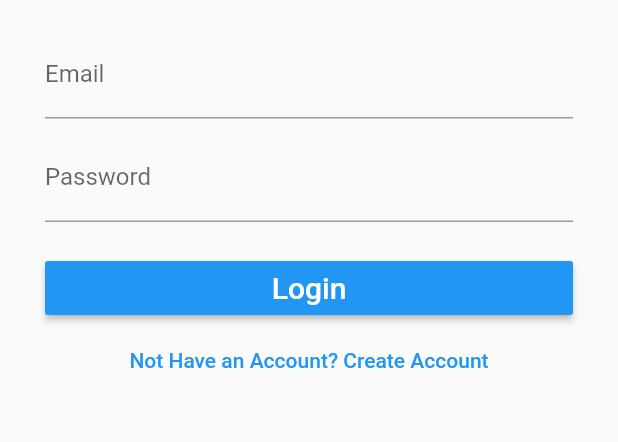
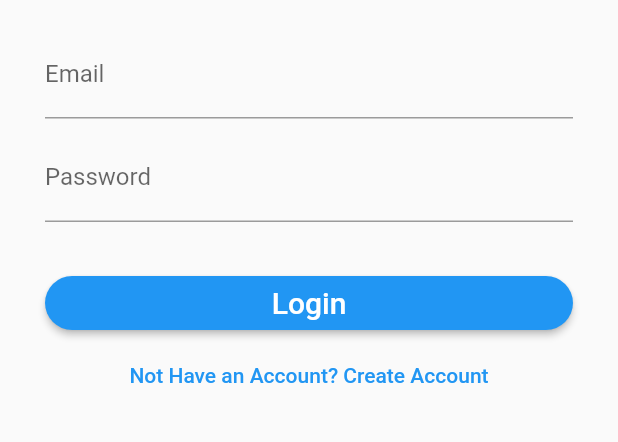
Before and after one commit to lahiruzone/blog-app, a Flutter app: the screen it shows after launch, on a phone screen of 412 x 824 dp, the part 300-742 px from its top. Run offline on Flutter 3.47's test engine with Material 2 defaults, Android fonts, the phone set to English and light mode, and no system bars; our stand-ins replace firebase_auth, firebase_database, firebase_storage, image_picker; accounts and stored records are empty.

Commit message:
register user

```diff
--- a/lib/login.dart
+++ b/lib/login.dart
@@ -2,15 +2,11 @@ import 'package:flutter/material.dart';
 import 'Authentication.dart';
 import 'ShowDailog.dart';
 
-class Login extends StatefulWidget{
-
+class Login extends StatefulWidget {
   final AuthenticationImplimentation auth;
   final VoidCallback onSignedIn;
 
-  Login({
-    this.auth,
-    this.onSignedIn, onSignedOut
-  });
+  Login({this.auth, this.onSignedIn, onSignedOut});
 
   @override
   State<StatefulWidget> createState() {
@@ -18,14 +14,9 @@ class Login extends StatefulWidget{
   }
 }
 
-enum FormType{
-  login,
-  register
-}
+enum FormType { login, register }
 
-class _LoginState extends State<Login>{
-
-
+class _LoginState extends State<Login> {
   ShowDailog dailogBox = new ShowDailog();
   final formKey = new GlobalKey<FormState>();
   FormType _formType = FormType.login;
@@ -33,47 +24,48 @@ class _LoginState extends State<Login>{
   String _password = "";
 
   //methords
-  bool validateSave(){
+  bool validateSave() {
     final form = formKey.currentState;
 
-    if(form.validate()){
+    if (form.validate()) {
       form.save();
       return true;
-    }else{
+    } else {
       return false;
     }
   }
 
-  void validateAndSubmit() async{
+  void validateAndSubmit() async {
+    if (validateSave()) {
       dailogBox.onLoading(context);
-    if(validateSave()){
-      try{
-        if(_formType == FormType.login){
+      try {
+        if (_formType == FormType.login) {
           String userId = await widget.auth.signIn(_email, _password);
-          print("Login UserID = "+ userId);
-        }else{
+          print("Login UserID = " + userId);
+        } else {
           String userId = await widget.auth.signUp(_email, _password);
-          dailogBox.information(context, "Hello", "Your Account has been created Successfully!");
-          print("Register UserID ="+ userId);
+          dailogBox.information(
+              context, "Hello", "Your Account has been created Successfully!");
+          print("Register UserID =" + userId);
         }
         Navigator.of(context).pop();
         widget.onSignedIn();
-      }catch(e){
+      } catch (e) {
         Navigator.of(context).pop();
         dailogBox.information(context, "Error", e.toString());
-        print("Error  "+e.toString());
+        print("Error  " + e.toString());
       }
     }
   }
 
-  void moveToRegister(){
+  void moveToRegister() {
     formKey.currentState.reset();
     setState(() {
       _formType = FormType.register;
     });
   }
 
-   void moveToLogin(){
+  void moveToLogin() {
     formKey.currentState.reset();
     setState(() {
       _formType = FormType.login;
@@ -101,72 +93,150 @@ class _LoginState extends State<Login>{
   }
 
   //
-  List<Widget> createInputs(){
+  List<Widget> createInputs() {
+    if (_formType == FormType.login) {
       return [
-      SizedBox(height: 10.0,),
+        SizedBox(
+          height: 10.0,
+        ),
         logo(),
-      SizedBox(height: 20.0,),
+        SizedBox(
+          height: 20.0,
+        ),
         new TextFormField(
           decoration: new InputDecoration(labelText: 'Email'),
-        validator: (value){
+          validator: (value) {
             return value.isEmpty ? 'Email is reauired.' : null;
           },
-        onSaved: (value){
+          onSaved: (value) {
             return _email = value;
           },
-      ),SizedBox(height: 10.0,),
+        ),
+        SizedBox(
+          height: 10.0,
+        ),
         new TextFormField(
           decoration: new InputDecoration(labelText: 'Password'),
           obscureText: true,
-         validator: (value){
+          validator: (value) {
             return value.isEmpty ? 'Password is reauired.' : null;
           },
-        onSaved: (value){
+          onSaved: (value) {
             return _password = value;
           },
         ),
-      SizedBox(height: 20.0,)
+        SizedBox(
+          height: 30.0,
+        )
+      ];
+
+    } else {
+      return [
+        SizedBox(
+          height: 10.0,
+        ),
+        logo(),
+        SizedBox(
+          height: 20.0,
+        ),
+        new TextFormField(
+          decoration: new InputDecoration(labelText: 'First Name'),
+          validator: (value) {
+            return value.isEmpty ? 'First Name is reauired.' : null;
+          },
+          onSaved: (value) {
+            return _email = value;
+          },
+        ),
+        SizedBox(
+          height: 10.0,
+        ),
+        new TextFormField(
+            decoration: new InputDecoration(labelText: 'Last Name'),
+            validator: (value) {
+              return value.isEmpty ? 'Last is reauired.' : null;
+            }),
+        SizedBox(
+          height: 10.0,
+        ),
+        new TextFormField(
+          decoration: new InputDecoration(labelText: 'Email'),
+          validator: (value) {
+            return value.isEmpty ? 'Email is reauired.' : null;
+          },
+          onSaved: (value) {
+            return _email = value;
+          },
+        ),
+        SizedBox(
+          height: 10.0,
+        ),
+        new TextFormField(
+          decoration: new InputDecoration(labelText: 'Password'),
+          obscureText: true,
+          validator: (value) {
+            return value.isEmpty ? 'Password is reauired.' : null;
+          },
+          onSaved: (value) {
+            return _password = value;
+          },
+        ),
+        SizedBox(
+          height: 30.0,
+        )
       ];
     }
+  }
 
-  List<Widget> createButton(){
-    if(_formType == FormType.login){
-      return[
+  List<Widget> createButton() {
+    if (_formType == FormType.login) {
+      return [
         new RaisedButton(
-          child: new Text("Login", style: new TextStyle(fontSize: 20.0),),
+          child: new Text(
+            "Login",
+            style: new TextStyle(fontSize: 20.0),
+          ),
           textColor: Colors.white,
           color: Colors.blue,
           onPressed: validateAndSubmit,
+          shape: RoundedRectangleBorder(borderRadius: BorderRadius.circular(20.0)),
+
         ),
-
         new FlatButton(
-          child: new Text("Not Have an Account? Create Account", style: new TextStyle(fontSize: 14.0),),
+          child: new Text(
+            "Not Have an Account? Create Account",
+            style: new TextStyle(fontSize: 14.0),
+          ),
           textColor: Colors.blue,
-          onPressed:moveToRegister,
+          onPressed: moveToRegister,
         )
       ];
-
-    }else{
-      return[
+    } else {
+      return [
         new RaisedButton(
-          child: new Text("Create an Account", style: new TextStyle(fontSize: 20.0),),
+          child: new Text(
+            "Create an Account",
+            style: new TextStyle(fontSize: 20.0),
+          ),
           textColor: Colors.white,
           color: Colors.blue,
           onPressed: validateAndSubmit,
+          shape: RoundedRectangleBorder(borderRadius: BorderRadius.circular(20.0)),
         ),
-
         new FlatButton(
-          child: new Text("Have an Account? Login", style: new TextStyle(fontSize: 14.0),),
+          child: new Text(
+            "Have an Account? Login",
+            style: new TextStyle(fontSize: 14.0),
+          ),
           textColor: Colors.blue,
-          onPressed:moveToLogin,
+          onPressed: moveToLogin,
         )
       ];
     }
-
   }
 
-
-  Widget logo(){
+  Widget logo() {
+    if (_formType == FormType.login) {
       return new Hero(
         tag: 'Hero',
         child: CircleAvatar(
@@ -175,8 +245,15 @@ class _LoginState extends State<Login>{
           child: Image.asset('images/logo.png'),
         ),
       );
+    } else {
+      return new Hero(
+        tag: 'Hero',
+        child: CircleAvatar(
+          backgroundColor: Colors.transparent,
+          radius: 30.0,
+          child: Image.asset('images/logo.png'),
+        ),
+      );
     }
-
-
-
   }
+}
```
Lines whose indentation alone changed are shown as unchanged.
